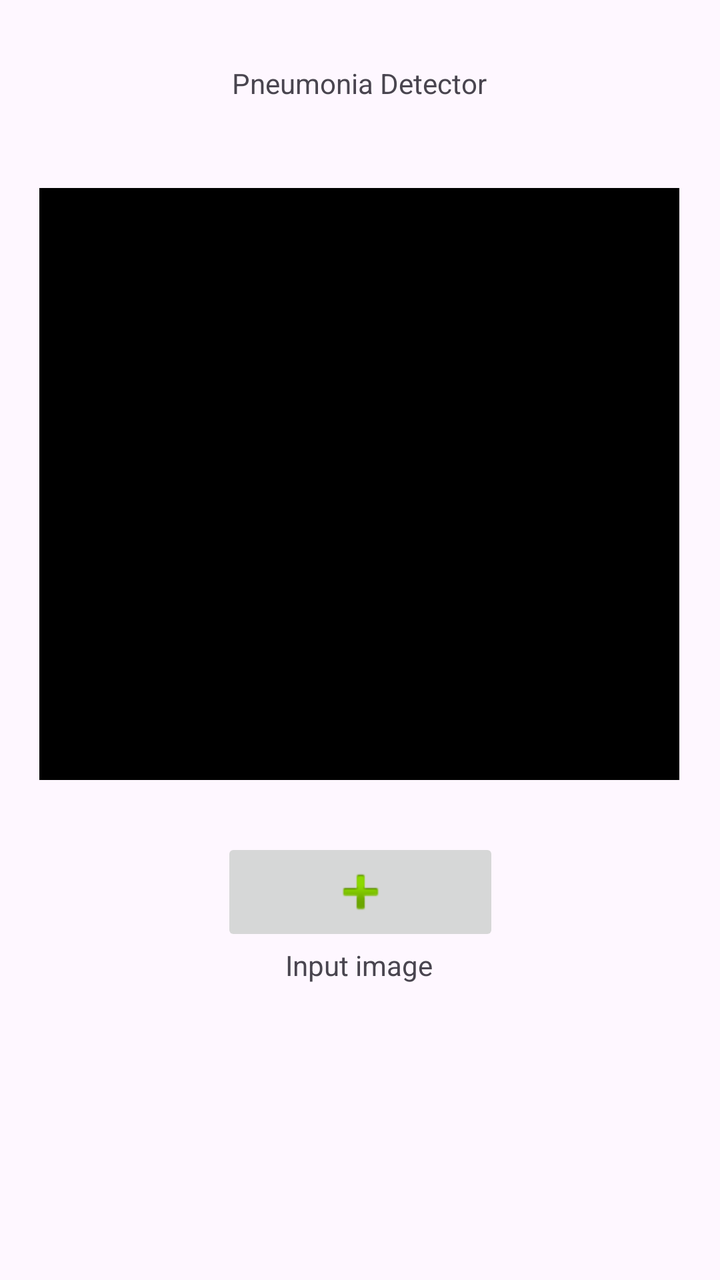
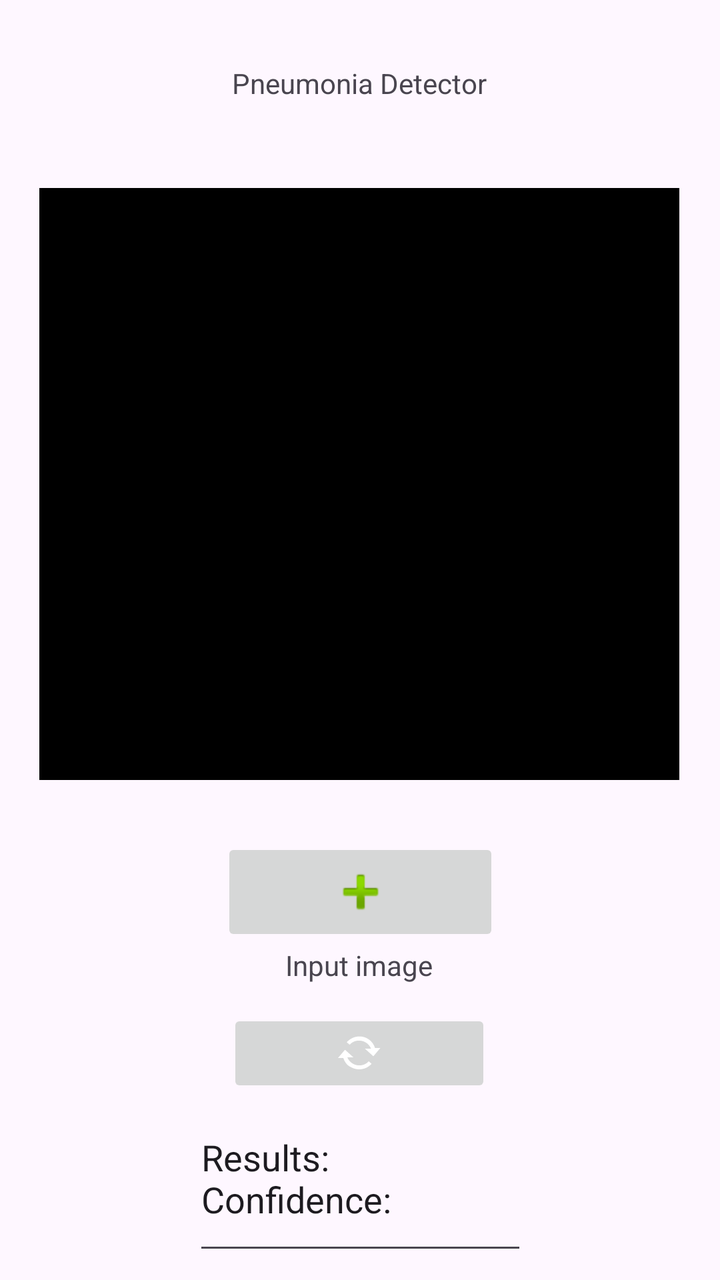

Two renders of the same Android screen: before a commit and after it. Below are the layout's source before the change and the commit's diff.
<!-- AndroidManifest.xml: application theme Theme.DisplayImageApp -->
<!-- res/layout/activity_main.xml -->
<?xml version="1.0" encoding="utf-8"?>
<androidx.constraintlayout.widget.ConstraintLayout xmlns:android="http://schemas.android.com/apk/res/android"
    xmlns:app="http://schemas.android.com/apk/res-auto"
    xmlns:tools="http://schemas.android.com/tools"
    android:id="@+id/main"
    android:layout_width="match_parent"
    android:layout_height="match_parent"
    tools:context=".MainActivity">


    <TextView
        android:id="@+id/greeting"
        android:layout_width="wrap_content"
        android:layout_height="wrap_content"
        android:layout_marginTop="32dp"
        android:text="@string/Pneumonia_Detector"
        app:layout_constraintEnd_toEndOf="parent"
        app:layout_constraintHorizontal_bias="0.498"
        app:layout_constraintStart_toStartOf="parent"
        app:layout_constraintTop_toTopOf="parent" />

    <ImageButton
        android:id="@+id/addImageButton"
        android:layout_width="139dp"
        android:layout_height="54dp"
        android:layout_marginTop="368dp"
        app:layout_constraintBottom_toBottomOf="parent"
        app:layout_constraintEnd_toEndOf="parent"
        app:layout_constraintStart_toStartOf="parent"
        app:layout_constraintTop_toBottomOf="@+id/greeting"
        app:layout_constraintVertical_bias="0.0"
        app:srcCompat="@android:drawable/ic_input_add" />

    <TextView
        android:id="@+id/textView2"
        android:layout_width="wrap_content"
        android:layout_height="wrap_content"
        android:text="@string/input_image"
        app:layout_constraintEnd_toEndOf="parent"
        app:layout_constraintHorizontal_bias="0.498"
        app:layout_constraintStart_toStartOf="parent"
        app:layout_constraintTop_toBottomOf="@+id/addImageButton" />

    <ImageView
        android:id="@+id/displayXRay"
        android:layout_width="320dp"
        android:layout_height="296dp"
        android:layout_marginBottom="22dp"
        app:layout_constraintBottom_toTopOf="@+id/addImageButton"
        app:layout_constraintEnd_toEndOf="parent"
        app:layout_constraintHorizontal_bias="0.494"
        app:layout_constraintStart_toStartOf="parent"
        app:layout_constraintTop_toBottomOf="@+id/greeting"
        app:layout_constraintVertical_bias="0.86"
        app:srcCompat="@android:drawable/screen_background_dark" />


</androidx.constraintlayout.widget.ConstraintLayout>
<!-- resources referenced by this layout -->
<resources>
  <string name="Pneumonia_Detector">Pneumonia Detector</string>
  <string name="input_image">Input image</string>
  <style name="Theme.DisplayImageApp" parent="Base.Theme.DisplayImageApp" />
  <style name="Base.Theme.DisplayImageApp" parent="Theme.Material3.DayNight.NoActionBar">
          
          
      </style>
</resources>

<!-- the commit's change to res/layout/activity_main.xml (unified diff, before → after) -->
@@ -26,6 +26,7 @@
         android:layout_marginTop="368dp"
         app:layout_constraintBottom_toBottomOf="parent"
         app:layout_constraintEnd_toEndOf="parent"
+        app:layout_constraintHorizontal_bias="0.5"
         app:layout_constraintStart_toStartOf="parent"
         app:layout_constraintTop_toBottomOf="@+id/greeting"
         app:layout_constraintVertical_bias="0.0"
@@ -54,5 +55,32 @@
         app:layout_constraintVertical_bias="0.86"
         app:srcCompat="@android:drawable/screen_background_dark" />
 
+    <ImageButton
+        android:id="@+id/processButton"
+        android:layout_width="132dp"
+        android:layout_height="44dp"
+        app:layout_constraintBottom_toBottomOf="parent"
+        app:layout_constraintEnd_toEndOf="parent"
+        app:layout_constraintHorizontal_bias="0.498"
+        app:layout_constraintStart_toStartOf="parent"
+        app:layout_constraintTop_toBottomOf="@+id/textView2"
+        app:layout_constraintVertical_bias="0.121"
+        app:srcCompat="@android:drawable/stat_notify_sync" />
+
+    <EditText
+        android:id="@+id/editTextTextMultiLine"
+        android:layout_width="167dp"
+        android:layout_height="76dp"
+        android:ems="10"
+        android:gravity="start|top"
+        android:inputType="textMultiLine"
+        android:text="@string/Results"
+        app:layout_constraintBottom_toBottomOf="parent"
+        app:layout_constraintEnd_toEndOf="parent"
+        app:layout_constraintHorizontal_bias="0.5"
+        app:layout_constraintStart_toStartOf="parent"
+        app:layout_constraintTop_toBottomOf="@+id/processButton"
+        app:layout_constraintVertical_bias="0.5" />
+
 
 </androidx.constraintlayout.widget.ConstraintLayout>
<!-- resource entries referenced after the edit -->
@@ -1,6 +1,7 @@
 <!-- resources referenced by this layout -->
 <resources>
   <string name="Pneumonia_Detector">Pneumonia Detector</string>
+  <string name="Results">Results:\nConfidence:</string>
   <string name="input_image">Input image</string>
   <style name="Theme.DisplayImageApp" parent="Base.Theme.DisplayImageApp" />
   <style name="Base.Theme.DisplayImageApp" parent="Theme.Material3.DayNight.NoActionBar">
